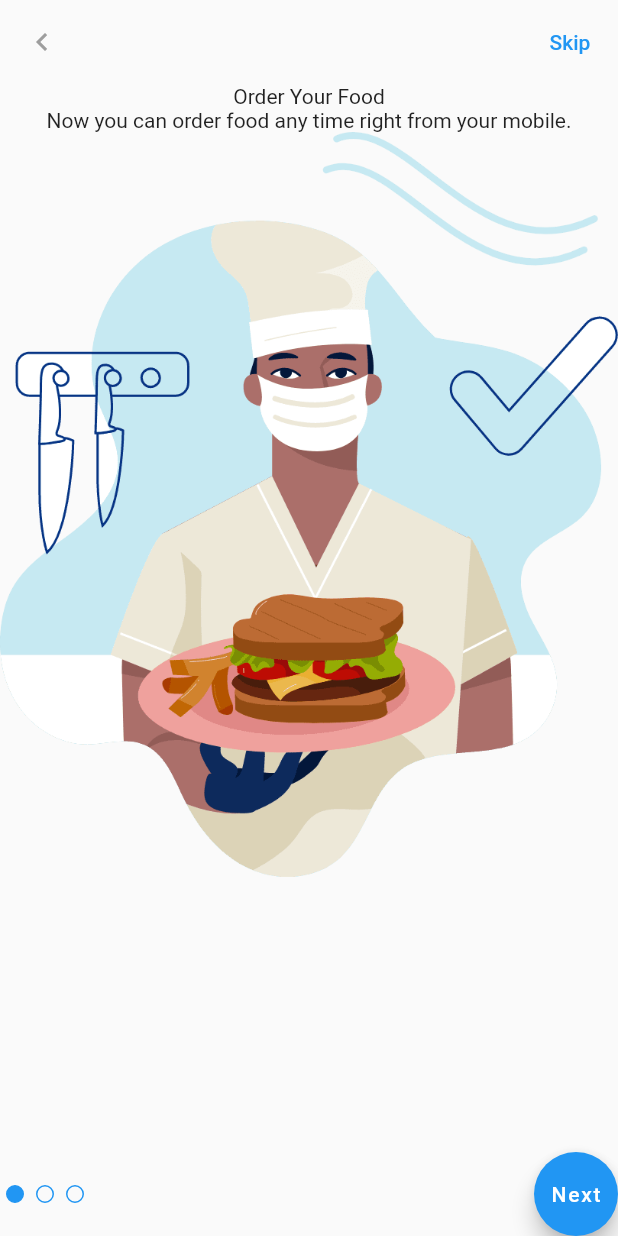
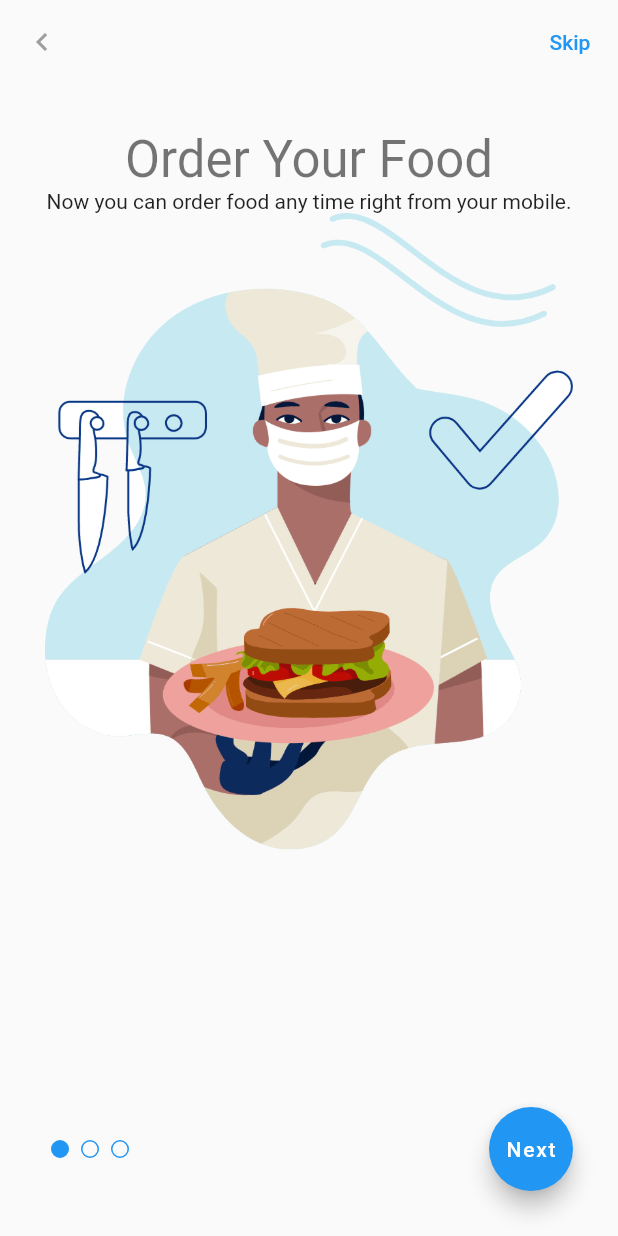
Before and after one commit to alihan-ulker/Flutter-Examples, a Flutter app: the screen it shows after launch, on a phone screen of 412 x 824 dp. Run offline on Flutter 3.47's test engine with Material 2 defaults, Android fonts, the phone set to English and light mode, and no system bars; our stand-ins replace fluro, package_info_plus; missing offline and left inert: flutter_inappwebview.

Commit message:
onboard card and padding added

```diff
--- /dev/null
+++ b/flutter_bloc_example/lib/core/padding/page_padding.dart
@@ -0,0 +1,7 @@
+import 'package:flutter/rendering.dart';
+
+//Tum sayfalarda ayni padding kullanabilmek icin
+
+class PagePadding extends EdgeInsets {
+  const PagePadding.all() : super.all(30);
+}
--- a/flutter_bloc_example/lib/core/shared/ui_text.dart
+++ b/flutter_bloc_example/lib/core/shared/ui_text.dart
@@ -1,3 +1,5 @@
+//Uygulama icindeki tum yazilari tek bir yerden duzenleyebilmek icin
+
 class UIText {
   static const String skipTitle = "Skip";
   static const String orderTitle = "Order Your Food";
--- a/flutter_bloc_example/lib/feature/onboard/on_board_model.dart
+++ b/flutter_bloc_example/lib/feature/onboard/on_board_model.dart
@@ -1,4 +1,7 @@
 import 'package:flutter_bloc_example/core/shared/ui_text.dart';
+
+//on board sayfasinda ki gorseller icin tek tek
+//image adresi ve tanimlamalar yapmamak icin
 
 class OnBoardModel {
   final String title;
--- a/flutter_bloc_example/lib/feature/onboard/on_board_view.dart
+++ b/flutter_bloc_example/lib/feature/onboard/on_board_view.dart
@@ -1,7 +1,11 @@
 import 'package:flutter/material.dart';
 import 'package:flutter/services.dart';
+import 'package:flutter_bloc_example/core/padding/page_padding.dart';
 import 'package:flutter_bloc_example/core/shared/ui_text.dart';
 import 'package:flutter_bloc_example/feature/onboard/on_board_model.dart';
+import 'package:flutter_bloc_example/feature/onboard/widget/onboard_card.dart';
+
+//Kullaniciya gosterilen kaydirmali sayfanin ayarlari
 
 class OnBoardView extends StatefulWidget {
   const OnBoardView({super.key});
@@ -27,6 +31,7 @@ class _OnBoardViewState extends State<OnBoardView>
       appBar: AppBar(
         backgroundColor: Colors.transparent,
         elevation: 0,
+        //koyu sistem appbar i icin
         systemOverlayStyle: SystemUiOverlayStyle.dark,
         actions: [
           TextButton(onPressed: () {}, child: const Text(UIText.skipTitle)),
@@ -39,21 +44,12 @@ class _OnBoardViewState extends State<OnBoardView>
           ),
         ),
       ),
-      body: Column(
+      body: Padding(
+        padding: const PagePadding.all(),
+        child: Column(
           children: [
             Expanded(
-            child: PageView.builder(
-              itemCount: OnBoardModels.onBoardItems.length,
-              itemBuilder: (context, index) {
-                return Column(
-                  children: [
-                    const Text(UIText.orderTitle),
-                    const Text(UIText.orderSubtitle),
-                    Image.asset("assets/images/ic_chef.png"),
-                  ],
-                );
-              },
-            ),
+              child: _pageViewItems(),
             ),
             Row(
               mainAxisAlignment: MainAxisAlignment.spaceBetween,
@@ -61,14 +57,28 @@ class _OnBoardViewState extends State<OnBoardView>
                 TabPageSelector(
                   controller: _tabController,
                 ),
-              FloatingActionButton(
-                onPressed: () {},
-                child: const Text(UIText.nextButton),
-              ),
+                _nextButton(),
               ],
             ),
           ],
         ),
+      ),
+    );
+  }
+
+  PageView _pageViewItems() {
+    return PageView.builder(
+      itemCount: OnBoardModels.onBoardItems.length,
+      itemBuilder: (context, index) {
+        return OnboardCard(model: OnBoardModels.onBoardItems[index]);
+      },
+    );
+  }
+
+  FloatingActionButton _nextButton() {
+    return FloatingActionButton(
+      onPressed: () {},
+      child: const Text(UIText.nextButton),
     );
   }
 }
--- /dev/null
+++ b/flutter_bloc_example/lib/feature/onboard/widget/onboard_card.dart
@@ -0,0 +1,25 @@
+import 'package:flutter/material.dart';
+import 'package:flutter_bloc_example/feature/onboard/on_board_model.dart';
+
+//onboard card ile modelden uretilen title, description, imageWithPath degerleri alindi
+//alinan degerler onboard view de PageView.builder icinde gosterildi.
+
+class OnboardCard extends StatelessWidget {
+  const OnboardCard({Key? key, required this.model}) : super(key: key);
+
+  final OnBoardModel model;
+
+  @override
+  Widget build(BuildContext context) {
+    return Column(
+      children: [
+        Text(
+          model.title,
+          style: Theme.of(context).textTheme.headline4,
+        ),
+        Text(model.description),
+        Image.asset(model.imageWithPath),
+      ],
+    );
+  }
+}
```
Lines whose indentation alone changed are shown as unchanged.
